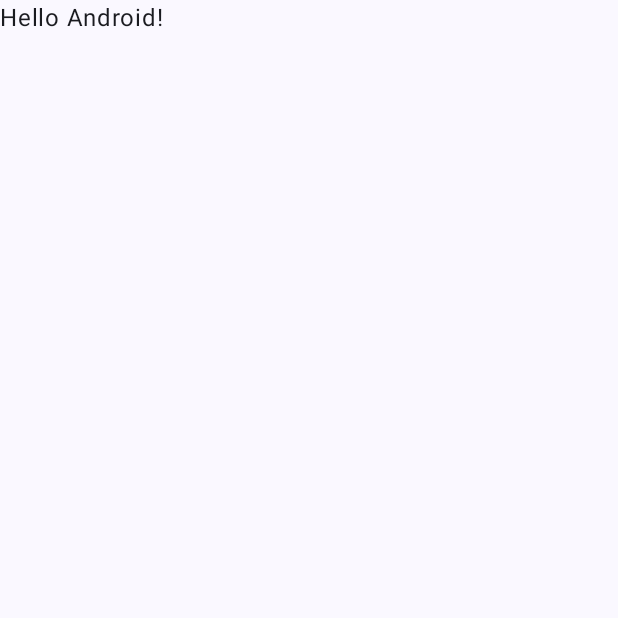
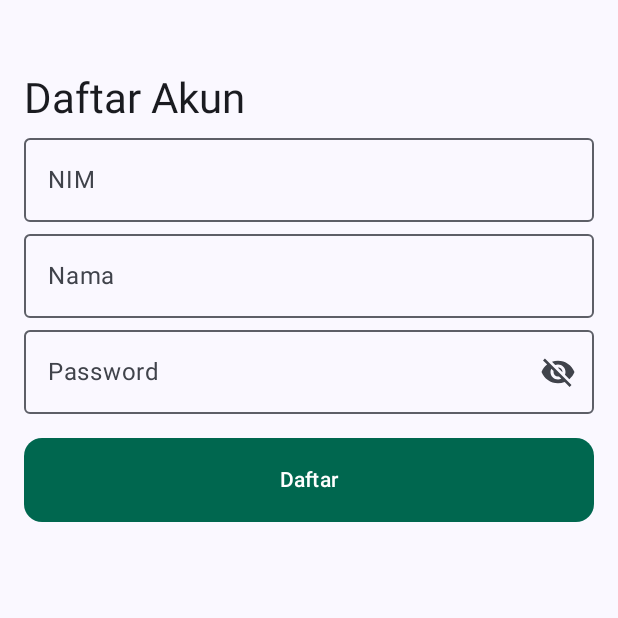
Before and after one commit to TycherosElfida/Pro-Sanders-020, an Android app built with Jetpack Compose: the screen it shows after launch (MainActivity), on a phone screen of 412 x 824 dp, the top half of it. Before the commit the part shown is almost empty. Run offline under Robolectric (Android 15) with nearby library versions, the phone set to English and light mode, and no system bars; our stand-ins replace Dagger/Hilt's generated code.

Commit message:
feat: Implement user registration screen and database setup
This commit introduces the user registration feature, including the UI, data layer, and dependency injection setup.

Key changes:
*   **Registration UI**: Added a new `RegisterScreen.kt` composable with input fields for NIM, name, and password, including a password visibility toggle.
*   **Database**:
    *   Created `UserDatabase` and updated `UserDao` to support CRUD operations (`insert`, `update`, `delete`, `getUserWithNim`, `getAllUsers`).
    *   Modified the `User` entity: changed `nim` from `String` to `Int` and renamed `password` to `passwordHash`.
*   **Dependency Injection**:
    *   Integrated Hilt for dependency injection.
    *   Added a `DatabaseModule` to provide `UserDatabase` and `UserDao` instances.
    *   Created a `UserApplication` class annotated with `@HiltAndroidApp`.
*   **Dependencies**: Added Hilt, Room, and Material Icons Extended libraries. Updated AGP and other related dependencies.
*   **Configuration**:
    *   Set up KSP and Hilt plugins in Gradle build files.
    *   Updated `MainActivity` to display the new `RegisterScreen`.
    *   Added Android Studio configuration files for device management and Kotlin settings.

```diff
--- a/app/src/main/AndroidManifest.xml
+++ b/app/src/main/AndroidManifest.xml
@@ -1,8 +1,8 @@
 <?xml version="1.0" encoding="utf-8"?>
-<manifest xmlns:android="http://schemas.android.com/apk/res/android"
-    xmlns:tools="http://schemas.android.com/tools">
+<manifest xmlns:android="http://schemas.android.com/apk/res/android">
 
     <application
+        android:name=".UserApplication"
         android:allowBackup="true"
         android:dataExtractionRules="@xml/data_extraction_rules"
         android:fullBackupContent="@xml/backup_rules"
@@ -14,7 +14,6 @@
         <activity
             android:name=".MainActivity"
             android:exported="true"
-            android:label="@string/app_name"
             android:theme="@style/Theme.ProSanders020">
             <intent-filter>
                 <action android:name="android.intent.action.MAIN" />
--- a/app/src/main/java/com/example/prosanders020/MainActivity.kt
+++ b/app/src/main/java/com/example/prosanders020/MainActivity.kt
@@ -5,12 +5,11 @@ import androidx.activity.ComponentActivity
 import androidx.activity.compose.setContent
 import androidx.activity.enableEdgeToEdge
 import androidx.compose.foundation.layout.fillMaxSize
-import androidx.compose.foundation.layout.padding
-import androidx.compose.material3.Scaffold
-import androidx.compose.material3.Text
+import androidx.compose.material3.Surface
 import androidx.compose.runtime.Composable
 import androidx.compose.ui.Modifier
 import androidx.compose.ui.tooling.preview.Preview
+import com.example.prosanders020.ui.screen.RegisterScreen
 import com.example.prosanders020.ui.theme.ProSanders020Theme
 
 class MainActivity : ComponentActivity() {
@@ -19,29 +18,20 @@ class MainActivity : ComponentActivity() {
         enableEdgeToEdge()
         setContent {
             ProSanders020Theme {
-                Scaffold(modifier = Modifier.fillMaxSize()) { innerPadding ->
-                    Greeting(
-                        name = "Android",
-                        modifier = Modifier.padding(innerPadding)
-                    )
+                Surface(
+                    modifier = Modifier.fillMaxSize(),
+                ) {
+                    RegisterScreen()
                 }
             }
         }
     }
 }
 
-@Composable
-fun Greeting(name: String, modifier: Modifier = Modifier) {
-    Text(
-        text = "Hello $name!",
-        modifier = modifier
-    )
-}
-
 @Preview(showBackground = true)
 @Composable
 fun GreetingPreview() {
     ProSanders020Theme {
-        Greeting("Android")
+        RegisterScreen()
     }
 }
--- /dev/null
+++ b/app/src/main/java/com/example/prosanders020/UserApplication.kt
@@ -0,0 +1,9 @@
+package com.example.prosanders020
+
+import android.app.Application
+import dagger.hilt.android.HiltAndroidApp
+
+@HiltAndroidApp
+class UserApplication : Application(){
+
+}
--- a/app/src/main/java/com/example/prosanders020/data/User.kt
+++ b/app/src/main/java/com/example/prosanders020/data/User.kt
@@ -5,7 +5,7 @@ import androidx.room.PrimaryKey
 
 @Entity(tableName = "tbl_users")
 data class User(
-    @PrimaryKey(autoGenerate = true) val nim: String,
+    @PrimaryKey(autoGenerate = true) val nim: Int,
     val nama: String,
-    val password: String,
+    val passwordHash: String,
 )
--- /dev/null
+++ b/app/src/main/java/com/example/prosanders020/ui/screen/RegisterScreen.kt
@@ -0,0 +1,84 @@
+package com.example.prosanders020.ui.screen
+
+import androidx.compose.foundation.layout.Column
+import androidx.compose.foundation.layout.Spacer
+import androidx.compose.foundation.layout.fillMaxWidth
+import androidx.compose.foundation.layout.height
+import androidx.compose.foundation.layout.padding
+import androidx.compose.material.icons.Icons
+import androidx.compose.material.icons.filled.Visibility
+import androidx.compose.material.icons.filled.VisibilityOff
+import androidx.compose.material3.Button
+import androidx.compose.material3.ButtonDefaults
+import androidx.compose.material3.Icon
+import androidx.compose.material3.IconButton
+import androidx.compose.material3.MaterialTheme
+import androidx.compose.material3.OutlinedTextField
+import androidx.compose.material3.Text
+import androidx.compose.runtime.Composable
+import androidx.compose.runtime.getValue
+import androidx.compose.runtime.mutableStateOf
+import androidx.compose.runtime.remember
+import androidx.compose.runtime.setValue
+import androidx.compose.ui.Modifier
+import androidx.compose.ui.graphics.Color
+import androidx.compose.ui.text.input.PasswordVisualTransformation
+import androidx.compose.ui.text.input.VisualTransformation
+import androidx.compose.ui.unit.dp
+
+@Composable
+fun RegisterScreen() {
+    var nim by remember { mutableStateOf("") }
+    var nama by remember { mutableStateOf("") }
+    var password by remember { mutableStateOf("") }
+    var passwordVisible by remember { mutableStateOf(false) }
+
+    Column (
+        modifier = Modifier
+            .padding(top = 48.dp, start = 16.dp, end = 16.dp)
+    ) {
+        Text(
+            text = "Daftar Akun",
+            style = MaterialTheme.typography.headlineMedium
+        )
+        OutlinedTextField(
+            value = nim,
+            onValueChange = { nim = it },
+            label = { Text("NIM") },
+            modifier = Modifier.fillMaxWidth()
+        )
+        OutlinedTextField(
+            value = nama,
+            onValueChange = { nama = it },
+            label = { Text("Nama") },
+            modifier = Modifier.fillMaxWidth()
+        )
+        OutlinedTextField(
+            value = password,
+            onValueChange = { password = it },
+            label = { Text("Password") },
+            modifier = Modifier.fillMaxWidth(),
+            visualTransformation = if (passwordVisible) VisualTransformation.None else PasswordVisualTransformation(),
+            trailingIcon = {
+                val image = if (passwordVisible) Icons.Filled.Visibility else Icons.Filled.VisibilityOff
+                IconButton(onClick = { passwordVisible = !passwordVisible }) {
+                    Icon(imageVector = image, contentDescription = "Toggle password visibility")
+                }
+            }
+        )
+        Spacer(Modifier.height(16.dp))
+        Button(
+            onClick = { /* TODO: Handle register button click */ },
+            modifier = Modifier
+                .fillMaxWidth()
+                .height(56.dp),
+            colors = ButtonDefaults.buttonColors(
+                containerColor = Color(0xff00674F),
+                contentColor = Color.White
+            ),
+            shape = MaterialTheme.shapes.medium
+        ) {
+            Text(text = "Daftar", style = MaterialTheme.typography.labelLarge)
+        }
+    }
+}
--- a/app/src/main/java/com/example/prosanders020/ui/theme/Theme.kt
+++ b/app/src/main/java/com/example/prosanders020/ui/theme/Theme.kt
@@ -1,6 +1,5 @@
 package com.example.prosanders020.ui.theme
 
-import android.app.Activity
 import android.os.Build
 import androidx.compose.foundation.isSystemInDarkTheme
 import androidx.compose.material3.MaterialTheme
--- a/build.gradle.kts
+++ b/build.gradle.kts
@@ -3,5 +3,7 @@ plugins {
     alias(libs.plugins.android.application) apply false
     alias(libs.plugins.kotlin.android) apply false
     alias(libs.plugins.kotlin.compose) apply false
+    id("com.google.dagger.hilt.android") version "2.57.2" apply false
+    id("com.google.devtools.ksp") version "2.3.2" apply false
 }
 val kotlinJvmTarget by extra("17")
```
Also changed, not shown: app/build.gradle.kts (+12 -1 lines), app/src/main/java/com/example/prosanders020/data/UserDao.kt (+12 -2 lines), app/src/main/java/com/example/prosanders020/data/UserDatabase.kt (added, +9 -0 lines), app/src/main/java/com/example/prosanders020/di/DatabaseModule.kt (added, +33 -0 lines), gradle/libs.versions.toml (+10 -1 lines).
